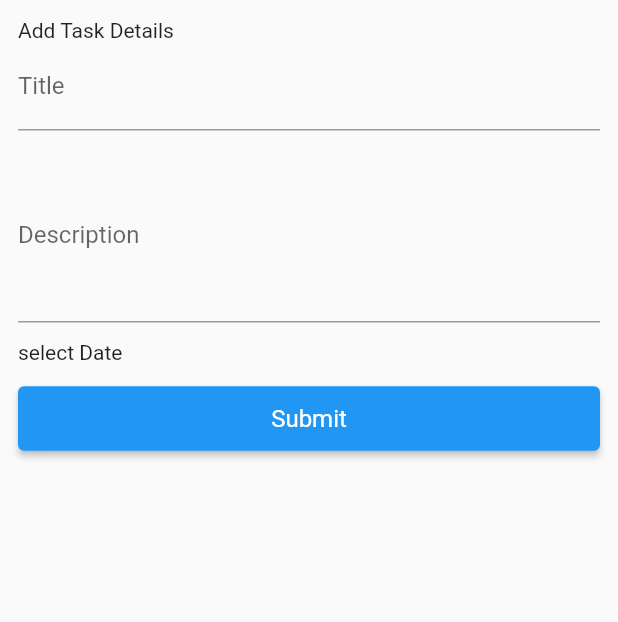
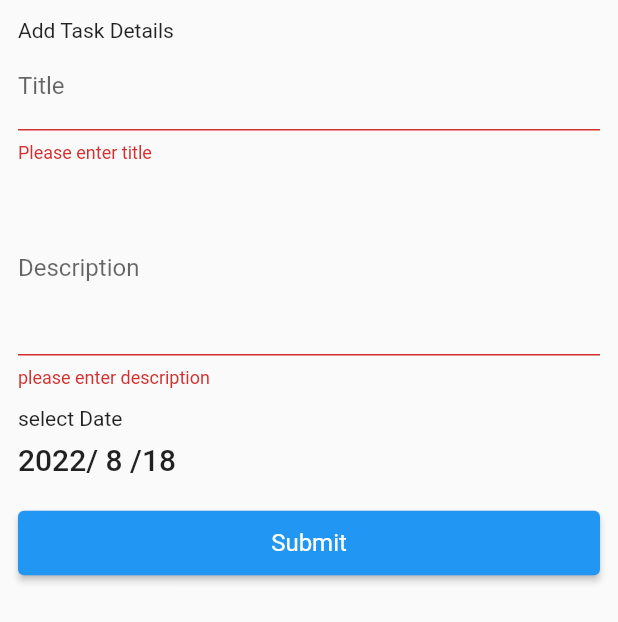
Before and after one commit to mohamednabiltraining/todo-c6-sun, a Flutter app: the AddTaskBottomSheet widget shown alone on an empty page, opened directly, after a tap on "Submit", on a phone screen of 412 x 824 dp. Shown: the top 622 px of the screen. Run offline on Flutter 3.47's test engine with Material 2 defaults, Android fonts, the phone set to English and light mode, and no system bars; our stand-ins replace calendar_timeline, cloud_firestore, firebase_core, flutter_slidable; accounts and stored records are empty.

Commit message:
added firebase finished add - list-delete tasks

```diff
--- a/lib/home/add_task_bottom_sheet.dart
+++ b/lib/home/add_task_bottom_sheet.dart
@@ -1,4 +1,7 @@
 import 'package:flutter/material.dart';
+import 'package:todo_c6_sun/dialoges_utils.dart';
+import 'package:todo_c6_sun/my_database/my_database.dart';
+import 'package:todo_c6_sun/my_database/task.dart';
 
 class AddTaskBottomSheet extends StatefulWidget {
 
@@ -7,23 +10,42 @@ class AddTaskBottomSheet extends StatefulWidget {
 }
 
 class _AddTaskBottomSheetState extends State<AddTaskBottomSheet> {
+  var formKey = GlobalKey<FormState>();
+  var title = TextEditingController();
+  var description = TextEditingController();
   @override
   Widget build(BuildContext context) {
     return Container(
+      height: MediaQuery.of(context).size.height* .7,
       padding: EdgeInsets.all(12),
       child: Form(
+        key: formKey,
         child: Column(
           crossAxisAlignment: CrossAxisAlignment.stretch,
           children: [
             Text('Add Task Details',
             style: Theme.of(context).textTheme.bodyMedium,),
             TextFormField(
+              controller: title,
+              validator: (text){
+                if(text==null ||text.trim().isEmpty){
+                  return 'Please enter title';
+                }
+                return null;
+              },
               decoration: InputDecoration(
                 labelText: 'Title'
               ),
             ),
             SizedBox(height: 12,),
             TextFormField(
+              controller: description,
+              validator: (text){
+                if(text==null || text.trim().isEmpty){
+                  return 'please enter description';
+                }
+                return null;
+              },
               maxLines: 4,
               minLines: 4,
               decoration: InputDecoration(
@@ -31,17 +53,24 @@ class _AddTaskBottomSheetState extends State<AddTaskBottomSheet> {
               ),
             ),
             SizedBox(height: 12,),
+            Text('select Date'),
             InkWell(
               onTap: (){
                 selectDate();
               },
-              child: Text('select Date',style: Theme.of(context).textTheme.bodyMedium,
-                textAlign: TextAlign.start,),
+              // Todo: how to format date in dart YYYY/MM/dd
+              child: Padding(
+                padding: const EdgeInsets.symmetric(vertical: 8.0),
+                child: Text('${selectedDate.year}/ ${selectedDate.month} /${selectedDate.day}',
+                  style: Theme.of(context).textTheme.titleLarge,
+                  textAlign: TextAlign.start,
+                ),
+              ),
             ),
             SizedBox(height: 12,),
             ElevatedButton(
                 onPressed: (){
-
+                  submitForm();
             },
                 style: ButtonStyle(
                   padding: MaterialStateProperty.all(
@@ -56,9 +85,46 @@ class _AddTaskBottomSheetState extends State<AddTaskBottomSheet> {
     );
   }
 
-  void selectDate(){
-    showDatePicker(context: context, initialDate: DateTime.now(),
+  void submitForm(){
+    if(formKey.currentState?.validate() == true){
+      Task task = Task(
+        title: title.text,
+        desc: description.text,
+        dateTime: dateOnly(selectedDate),
+        isDone: false);
+      showProgressDialog(context, 'Loading...',isCancelable: false);
+      MyDataBase.addTask(task)
+      .then((value){
+        hideDialog(context);
+        showMessage(context, 'Task Added Successfully',posActionName: 'ok',
+        posAction: (){
+          Navigator.pop(context);
+        });
+        // when success execution
+      }).onError((error, stackTrace){
+        hideDialog(context);
+        showMessage(context, 'something went wrong, try again later',
+        posActionName: 'ok');
+      }).timeout(Duration(seconds: 5),onTimeout: (){
+        hideDialog(context);
+        showMessage(context, 'task saved locally',
+        posActionName: 'ok',posAction: (){
+          Navigator.pop(context);
+            });
+
+      });
+    }
+  }
+  var selectedDate = DateTime.now();
+  void selectDate()async{
+    var choosenDate = await showDatePicker(context: context,
+        initialDate: selectedDate,
         firstDate: DateTime.now(),
         lastDate: DateTime.now().add(Duration(days: 365)));
+    if(choosenDate!=null){
+      setState(() {
+        selectedDate = choosenDate;
+      });
+    }
   }
 }
--- a/lib/home/home_screen.dart
+++ b/lib/home/home_screen.dart
@@ -54,6 +54,6 @@ class _HomeScreenState extends State<HomeScreen> {
   void showAddBottomSheet(){
     showModalBottomSheet(context: context, builder: (buildcontext){
       return AddTaskBottomSheet();
-    });
+    },isScrollControlled: true);
   }
 }
--- /dev/null
+++ b/lib/my_database/task.dart
@@ -0,0 +1,32 @@
+class Task{
+  static const String collectionName = 'tasks';
+  String? id;
+  String? title;
+  String? desc;
+  DateTime? dateTime;
+  bool? isDone;
+  Task({
+    this.id,
+    this.title,
+    this.desc,
+    this.dateTime,
+    this.isDone});
+
+  Task.fromFirestore(Map<String,dynamic> data)
+  :this(
+    id: data['id'],
+    title: data['title'],
+    desc: data['desc'],
+    isDone: data['isDone'],
+      dateTime: DateTime.fromMillisecondsSinceEpoch(data['dateTime']));
+
+  Map<String,dynamic> toFirestore(){
+    return {
+      'id':id,
+      'title':title,
+      'desc' :desc,
+      'isDone':isDone,
+      'dateTime' : dateTime?.millisecondsSinceEpoch
+    };
+  }
+}
--- a/pubspec.yaml
+++ b/pubspec.yaml
@@ -37,6 +37,8 @@ dependencies:
   # The following adds the Cupertino Icons font to your application.
   # Use with the CupertinoIcons class for iOS style icons.
   cupertino_icons: ^1.0.2
+  firebase_core: ^1.20.1
+  cloud_firestore: ^3.4.4
 
 dev_dependencies:
   flutter_test:
```
Also changed, not shown: lib/dialoges_utils.dart (added, +52 -0 lines), lib/home/todo_list/task_widget.dart (+21 -4 lines), lib/home/todo_list/todo_list_tab.dart (+58 -7 lines), lib/main.dart (+12 -1 lines), lib/my_database/my_database.dart (added, +40 -0 lines), lib/firebase_options.dart (added), pubspec.lock, 9 other files.
